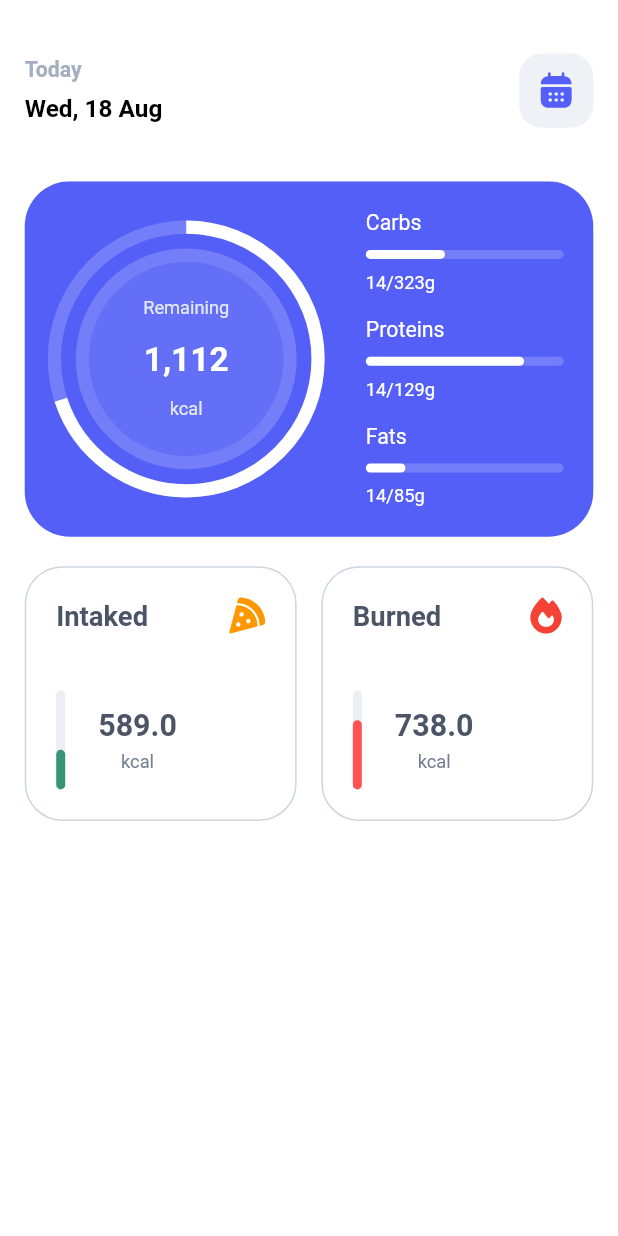
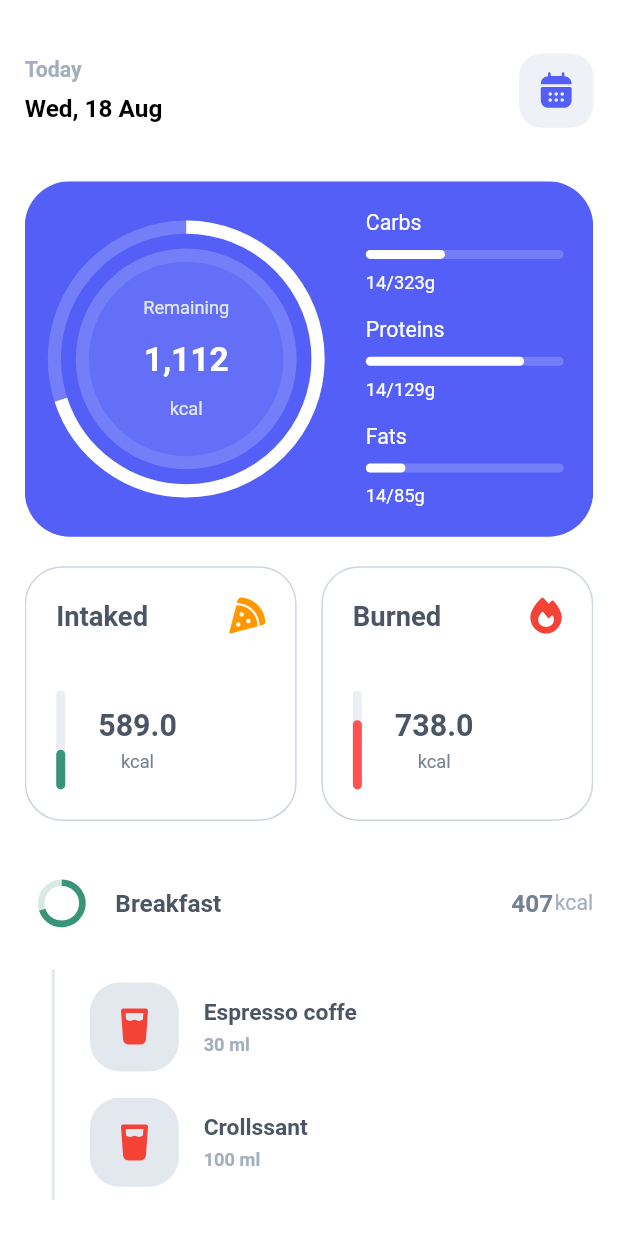
Before and after one commit to mahdinazmi/Flutter-Nutrition-UI, a Flutter app: the screen it shows after launch, on a phone screen of 412 x 824 dp. Run offline on Flutter 3.47's test engine with Material 2 defaults, Android fonts, the phone set to English and light mode, and no system bars; drawn by our look-alikes of percent_indicator; our stand-ins replace flutter_screenutil, flutter_svg, font_awesome_flutter.

Commit message:
Add Meal Consumed

```diff
--- /dev/null
+++ b/lib/model/food-consumed.dart
@@ -0,0 +1,8 @@
+import 'package:font_awesome_flutter/font_awesome_flutter.dart';
+
+class FoodConsumed {
+  final String ? foodName;
+  final String ? consumedAmount;
+  final FaIcon ? icon;
+  FoodConsumed({this.foodName, this.consumedAmount, this.icon});
+}
--- /dev/null
+++ b/lib/model/model.dart
@@ -0,0 +1 @@
+export 'food-consumed.dart';
--- a/lib/screen/home/home-body.dart
+++ b/lib/screen/home/home-body.dart
@@ -5,6 +5,7 @@ import 'package:nutrition/config/config.dart';
 
 import 'widget/daily-calorie-statistics.dart';
 import 'widget/daily-summary.dart';
+import 'widget/meal-consumed.dart';
 
 class HomeBody extends StatelessWidget {
 
@@ -22,7 +23,8 @@ class HomeBody extends StatelessWidget {
         child: ListView(
           children: const [
             DailySummary(),
-            DailyCalorieStatistics()
+            DailyCalorieStatistics(),
+            MealConsumed()
           ],
         ),
       ),
--- /dev/null
+++ b/lib/screen/home/widget/meal-consumed.dart
@@ -0,0 +1,177 @@
+import 'package:flutter/material.dart';
+import 'package:flutter_screenutil/flutter_screenutil.dart';
+import 'package:font_awesome_flutter/font_awesome_flutter.dart';
+import 'package:nutrition/config/config.dart';
+import 'package:nutrition/model/model.dart';
+
+class MealConsumed extends StatefulWidget {
+  const MealConsumed({
+    Key ? key
+  }): super(key: key);
+
+  @override
+  State < MealConsumed > createState() => _MealConsumedState();
+}
+
+class _MealConsumedState extends State < MealConsumed > {
+  List < FoodConsumed > consumedFoods = [];
+  @override
+  void didChangeDependencies() {
+    provideConsumedFoods();
+    super.didChangeDependencies();
+  }
+
+  @override
+  Widget build(BuildContext context) {
+    return ConstrainedBox(
+      constraints: BoxConstraints(
+        maxHeight: double.infinity,
+      ),
+      child: Container(
+        margin: EdgeInsets.only(top: 30. w, bottom: 30. w),
+        padding: EdgeInsets.only(left: 10. w),
+        child: Column(
+          children: [
+            SizedBox(
+              height: 40. w,
+              child: Row(
+                mainAxisAlignment: MainAxisAlignment.spaceBetween,
+                children: [
+                  Row(
+                    children: [
+                      SizedBox(
+                        height: 25. w,
+                        width: 25. w,
+                        child: CircularProgressIndicator(
+                          strokeWidth: 4. w,
+                          value: 0.7,
+                          backgroundColor: AppColors.colorAccent.withOpacity(0.2),
+                          valueColor: AlwaysStoppedAnimation < Color > (AppColors.colorAccent),
+                        ),
+                      ),
+                      SizedBox(width: 20. w),
+                      Text(
+                        'Breakfast',
+                        style: TextStyle(
+                          color: AppColors.colorTint700,
+                          fontWeight: FontWeight.bold,
+                          fontSize: 16. sp,
+                        ),
+                      ),
+                    ],
+                  ),
+                  Row(
+                    children: [
+                      Text(
+                        '407',
+                        style: TextStyle(
+                          color: AppColors.colorTint600,
+                          fontWeight: FontWeight.bold,
+                          fontSize: 16. sp,
+                        ),
+                      ),
+                      SizedBox(width: 1. w),
+                      Text(
+                        'kcal',
+                        style: TextStyle(
+                          color: AppColors.colorTint500,
+                          fontSize: 14. sp,
+                        ),
+                      ),
+                    ],
+                  ),
+                ],
+              ),
+            ),
+            SizedBox(height: 20. w),
+            ListView.builder(
+              itemCount: consumedFoods.length,
+              scrollDirection: Axis.vertical,
+              shrinkWrap: true,
+              physics: NeverScrollableScrollPhysics(),
+              padding: EdgeInsets.zero,
+              itemBuilder: (BuildContext context, int index) {
+                return Container(
+                  height: 70. w,
+                  margin: EdgeInsets.zero,
+                  child: IntrinsicHeight(
+                    child: Row(
+                      crossAxisAlignment: CrossAxisAlignment.center,
+                      children: [
+                        VerticalDivider(
+                          color: AppColors.colorTint300,
+                          thickness: 2,
+                        ),
+                        SizedBox(width: 15. w),
+                        Container(
+                          height: 54. w,
+                          width: 54. w,
+                          decoration: BoxDecoration(
+                            color: AppColors.colorTint300,
+                            borderRadius: BorderRadius.circular(20)
+                          ),
+                          child: Center(
+                            child: consumedFoods[index].icon
+                          ),
+                        ),
+                        SizedBox(width: 15. w),
+                        Column(
+                          crossAxisAlignment: CrossAxisAlignment.start,
+                          mainAxisAlignment: MainAxisAlignment.center,
+                          children: [
+                            Text(
+                              consumedFoods[index].foodName!,
+                              style: TextStyle(
+                                color: AppColors.colorTint700,
+                                fontSize: 15. sp,
+                                fontWeight: FontWeight.bold
+                              ),
+                            ),
+                            SizedBox(height: 5. w),
+                            Text(
+                              consumedFoods[index].consumedAmount!,
+                              style: TextStyle(
+                                color: AppColors.colorTint500,
+                                fontWeight: FontWeight.bold,
+                                fontSize: 12. sp,
+                              ),
+                            ),
+                          ],
+                        )
+                      ]
+                    )
+                  ),
+                );
+              },
+            ),
+          ],
+        ),
+      ),
+    );
+  }
+
+
+  void provideConsumedFoods() {
+    consumedFoods.add(
+      FoodConsumed(
+        foodName: 'Espresso coffe',
+        consumedAmount: '30 ml',
+        icon: FaIcon(
+          FontAwesomeIcons.glassWater,
+          color: Colors.red,
+        ),
+      )
+    );
+
+    consumedFoods.add(
+      FoodConsumed(
+        foodName: 'Crollssant',
+        consumedAmount: '100 ml',
+        icon: FaIcon(
+          FontAwesomeIcons.glassWater,
+          color: Colors.red,
+        ),
+      )
+    );
+  }
+}
```
